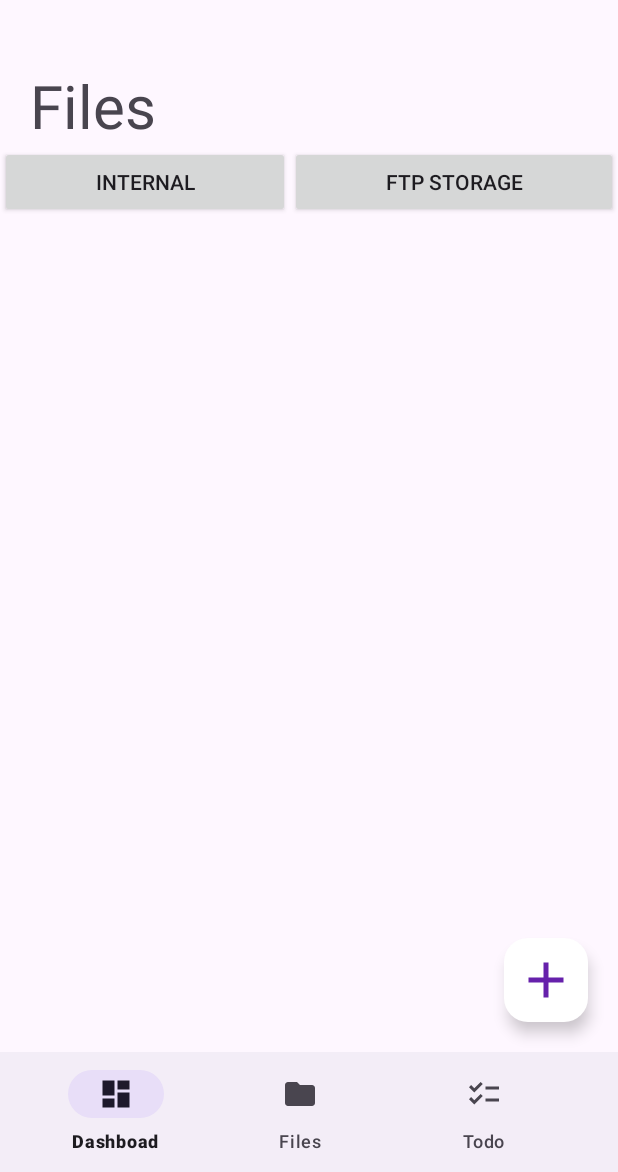
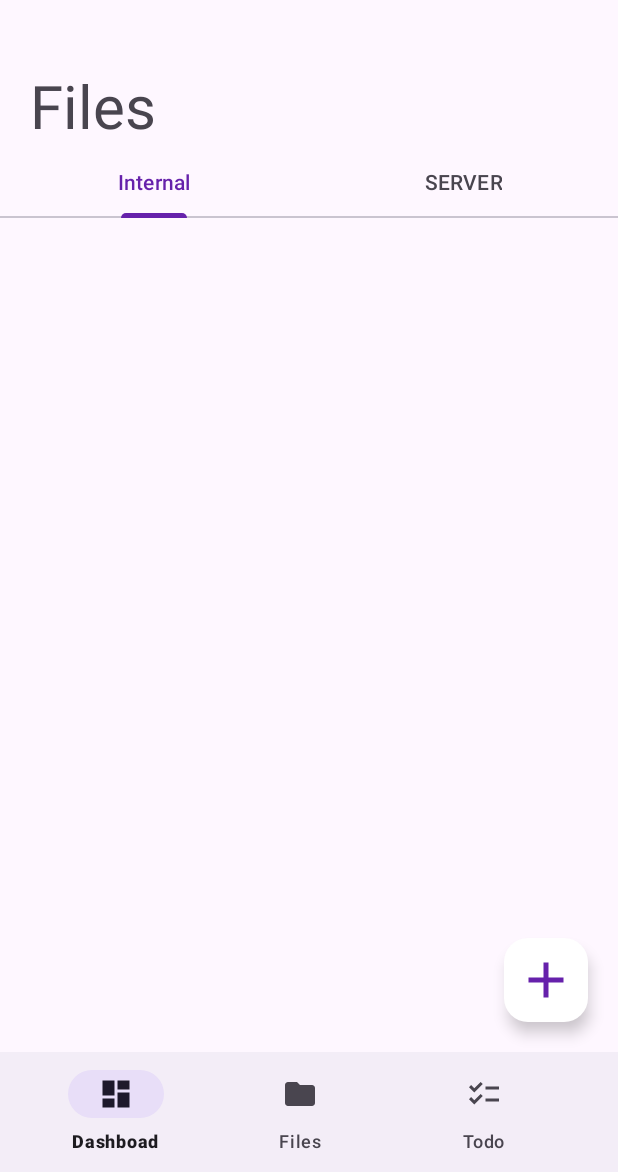
Before and after one commit to WhiteCat2023/File-Manager, an Android app: the fragment Files placed in its activity, on a phone screen of 412 x 824 dp, the part 64-1236 px from its top. Run offline under Robolectric (Android 15) with nearby library versions, the phone set to English and light mode, and no system bars; libraries missing offline, so code that uses them is left out: org.apache.commons.

```diff
--- a/app/src/main/java/com/example/filemanager/Fragments/Files.java
+++ b/app/src/main/java/com/example/filemanager/Fragments/Files.java
@@ -6,13 +6,17 @@ import android.view.LayoutInflater;
 import android.view.View;
 import android.view.ViewGroup;
 import android.widget.ListView;
+import android.widget.TableLayout;
 import android.widget.Toast;
 
 import androidx.appcompat.widget.AppCompatButton;
 import androidx.fragment.app.Fragment;
+import androidx.viewpager2.widget.ViewPager2;
 
 import com.example.filemanager.R;
 import com.example.filemanager.Utils.FileAdapter;
+import com.example.filemanager.Utils.ViewPagerAdapter;
+import com.google.android.material.tabs.TabLayout;
 
 import org.apache.commons.net.ftp.FTPClient;
 
@@ -22,97 +26,88 @@ import java.util.ArrayList;
 
 public class Files extends Fragment {
 
-    private ListView listView;
-    private FileAdapter adapter;
-    private ArrayList<File> fileList = new ArrayList<>();
+    //initializing tablayout and viewpager
+    private TabLayout tabLayout;
+    private ViewPager2 viewPager;
+    private ViewPagerAdapter viewPagerAdapter;
 
-    private AppCompatButton btnInternal, btnExternal;
+//    private ListView listView;
+//    private FileAdapter adapter;
+//    private ArrayList<File> fileList = new ArrayList<>();
+//
+//    private AppCompatButton btnInternal, btnExternal;
 
-    // FTP server credentials
-    private static final String FTP_HOST = "ftp://scarlet2.io";
-    private static final String FTP_USER = "u843230181.skcalamba.scarlet2.io";
-    private static final String FTP_PASS = "WhiteCat@2004";
+//
 
     @Override
     public View onCreateView(LayoutInflater inflater, ViewGroup container, Bundle savedInstanceState) {
         View view = inflater.inflate(R.layout.fragment_files, container, false);
 
-        listView = view.findViewById(R.id.file_list_view);
-        adapter = new FileAdapter(getContext(), fileList);  // Using custom FileAdapter
-        listView.setAdapter(adapter);
+        tabLayout = view.findViewById(R.id.innerNav);
+        viewPager = view.findViewById(R.id.viewPager);
+        viewPagerAdapter = new ViewPagerAdapter(this);
+        viewPager.setAdapter(viewPagerAdapter);
 
-        btnInternal = view.findViewById(R.id.internalBtn);
-        btnExternal = view.findViewById(R.id.externalBtn);
+        tabLayout.addOnTabSelectedListener(new TabLayout.OnTabSelectedListener() {
+            @Override
+            public void onTabSelected(TabLayout.Tab tab) {
+                viewPager.setCurrentItem(tab.getPosition());
+
+            }
+
+            @Override
+            public void onTabUnselected(TabLayout.Tab tab) {
+
+            }
+
+            @Override
+            public void onTabReselected(TabLayout.Tab tab) {
+                viewPager.setVisibility(View.GONE);
+
+            }
+        });
+        viewPager.registerOnPageChangeCallback(new ViewPager2.OnPageChangeCallback() {
+            @Override
+            public void onPageSelected(int position) {
+                super.onPageSelected(position);
+                tabLayout.getTabAt(position).select();
+            }
+        });
+
+//        btnInternal = view.findViewById(R.id.internalBtn);
+//        btnExternal = view.findViewById(R.id.externalBtn);
 
         // Set click listeners for buttons
-        btnInternal.setOnClickListener(View -> {
-            listFilesFromInternalStorage();
-        });
-
-        btnExternal.setOnClickListener(View -> {
-            new FTPListFilesTask().execute();
-        });
+//        btnInternal.setOnClickListener(View -> {
+//            listFilesFromInternalStorage();
+//        });
+//
+//        btnExternal.setOnClickListener(View -> {
+//            new FTPListFilesTask().execute();
+//        });
 
         return view;
     }
 
-    //Internal storage
-    private void listFilesFromInternalStorage() {
-        File internalStorageDir = getContext().getFilesDir();  // Internal storage directory
-        File[] files = internalStorageDir.listFiles();  // List all files in the directory
-
-        if (files != null) {
-            fileList.clear();
-            for (File file : files) {
-                fileList.add(file);  // Add file to the list
-            }
-        } else {
-            Toast.makeText(getContext(), "No files found in internal storage", Toast.LENGTH_SHORT).show();
-        }
-
-        // Notify adapter of data changes
-        if (adapter != null) {
-            adapter.notifyDataSetChanged();
-        }
-    }
-
-    //External storage (FTP)
-    private class FTPListFilesTask extends AsyncTask<Void, Void, Boolean> {
-        @Override
-        protected Boolean doInBackground(Void... voids) {
-            FTPClient ftpClient = new FTPClient();
-
-            try {
-                // Connect to FTP server
-                ftpClient.connect(FTP_HOST);
-                ftpClient.login(FTP_USER, FTP_PASS);
-
-                // Get list of files and directories
-                String[] files = ftpClient.listNames();
-
-                if (files != null) {
-                    fileList.clear();
-                    for (String file : files) {
-                        fileList.add(new File(file));  // Add file/directory names to list
-                    }
-                }
-
-                ftpClient.logout();
-                ftpClient.disconnect();
-                return true;
-            } catch (IOException e) {
-                e.printStackTrace();
-                return false;
-            }
-        }
-
-        @Override
-        protected void onPostExecute(Boolean success) {
-            if (success) {
-                adapter.notifyDataSetChanged();
-            } else {
-                Toast.makeText(getContext(), "Error retrieving files from server", Toast.LENGTH_SHORT).show();
-            }
-        }
-    }
+//    //Internal storage
+//    private void listFilesFromInternalStorage() {
+//        File internalStorageDir = getContext().getFilesDir();  // Internal storage directory
+//        File[] files = internalStorageDir.listFiles();  // List all files in the directory
+//
+//        if (files != null) {
+//            fileList.clear();
+//            for (File file : files) {
+//                fileList.add(file);  // Add file to the list
+//            }
+//        } else {
+//            Toast.makeText(getContext(), "No files found in internal storage", Toast.LENGTH_SHORT).show();
+//        }
+//
+//        // Notify adapter of data changes
+//        if (adapter != null) {
+//            adapter.notifyDataSetChanged();
+//        }
+//    }
+//
+//
 }
--- a/app/src/main/java/com/example/filemanager/Login.java
+++ b/app/src/main/java/com/example/filemanager/Login.java
@@ -66,7 +66,6 @@ public class Login extends AppCompatActivity {
                     try {
                         JSONObject jsonResponse = new JSONObject(response);
                         String status = jsonResponse.getString("status");
-//                        String error = jsonResponse.getString("error");
                         if (status.equals("success")) {
                             Toast.makeText(this, "Login Successfull", Toast.LENGTH_SHORT).show();
                             Intent intent = new Intent(Login.this, MainActivity.class);
--- /dev/null
+++ b/app/src/main/java/com/example/filemanager/Tabs/InternalStorage.java
@@ -0,0 +1,35 @@
+package com.example.filemanager.Tabs;
+
+import android.os.Bundle;
+
+import androidx.fragment.app.Fragment;
+import androidx.recyclerview.widget.GridLayoutManager;
+import androidx.recyclerview.widget.LinearLayoutManager;
+import androidx.recyclerview.widget.RecyclerView;
+
+import android.view.LayoutInflater;
+import android.view.View;
+import android.view.ViewGroup;
+
+import com.example.filemanager.R;
+import com.example.filemanager.Utils.MyAdapter;
+import com.example.filemanager.Utils.RecyclerItem;
+
+import java.util.ArrayList;
+import java.util.List;
+
+public class InternalStorage extends Fragment {
+
+    RecyclerView recyclerView;
+    List<RecyclerItem> recyclerItems;
+    RecyclerItem recyclerItem;
+    MyAdapter adapter;
+
+    @Override
+    public View onCreateView(LayoutInflater inflater, ViewGroup container, Bundle savedInstanceState) {
+
+
+
+        return inflater.inflate(R.layout.fragment_internal_storage, container, false);
+    }
+}
--- /dev/null
+++ b/app/src/main/java/com/example/filemanager/Utils/ViewPagerAdapter.java
@@ -0,0 +1,30 @@
+package com.example.filemanager.Utils;
+
+import androidx.annotation.NonNull;
+import androidx.fragment.app.Fragment;
+import androidx.viewpager2.adapter.FragmentStateAdapter;
+
+import com.example.filemanager.Tabs.InternalStorage;
+import com.example.filemanager.Tabs.ServerStorage;
+
+public class ViewPagerAdapter extends FragmentStateAdapter {
+    public ViewPagerAdapter(@NonNull Fragment fragment) {
+        super(fragment);
+    }
+
+    @NonNull
+    @Override
+    public Fragment createFragment(int position) {
+        switch (position){
+            case 0: return new InternalStorage();
+            case 1: return new ServerStorage();
+            default : return new InternalStorage();
+        }
+    }
+
+    @Override
+    public int getItemCount() {
+        //return two because we are having 2 fragments for the tablayout
+        return 2;
+    }
+}
--- /dev/null
+++ b/app/src/main/res/drawable/ic_file.xml
@@ -0,0 +1,5 @@
+<vector xmlns:android="http://schemas.android.com/apk/res/android" android:autoMirrored="true" android:height="24dp" android:tint="#000000" android:viewportHeight="24" android:viewportWidth="24" android:width="24dp">
+
+    <path android:fillColor="@android:color/white" android:pathData="M20.41,8.41l-4.83,-4.83C15.21,3.21 14.7,3 14.17,3H5C3.9,3 3,3.9 3,5v14c0,1.1 0.9,2 2,2h14c1.1,0 2,-0.9 2,-2V9.83C21,9.3 20.79,8.79 20.41,8.41zM7,7h7v2H7V7zM17,17H7v-2h10V17zM17,13H7v-2h10V13z"/>
+
+</vector>
--- a/app/src/main/res/layout/fragment_files.xml
+++ b/app/src/main/res/layout/fragment_files.xml
@@ -18,29 +18,30 @@
         android:paddingEnd="0dp"
         android:textSize="40sp"
         android:layout_marginTop="56dp"/>
-    <LinearLayout
+
+    <com.google.android.material.tabs.TabLayout
         android:id="@+id/innerNav"
+        android:layout_below="@+id/fileTitle"
         android:layout_width="match_parent"
-        android:layout_height="wrap_content"
-        android:layout_below="@+id/fileTitle">
-        <androidx.appcompat.widget.AppCompatButton
-            android:id="@+id/internalBtn"
+        android:layout_height="wrap_content">
+
+        <com.google.android.material.tabs.TabItem
             android:layout_width="wrap_content"
             android:layout_height="wrap_content"
-            android:layout_weight="1"
             android:text="Internal"/>
-        <androidx.appcompat.widget.AppCompatButton
-            android:id="@+id/externalBtn"
+
+        <com.google.android.material.tabs.TabItem
             android:layout_width="wrap_content"
             android:layout_height="wrap_content"
-            android:layout_weight="1"
-            android:text="FTP Storage"/>
-    </LinearLayout>
-    <ListView
+            android:text="SERVER"/>
+    </com.google.android.material.tabs.TabLayout>
+
+    <androidx.viewpager2.widget.ViewPager2
+        android:id="@+id/viewPager"
         android:layout_below="@+id/innerNav"
-        android:id="@+id/file_list_view"
         android:layout_width="match_parent"
         android:layout_height="match_parent" />
+
 
 <!--    <androidx.recyclerview.widget.RecyclerView-->
 <!--        android:id="@+id/recyclerView"-->
--- a/app/src/main/res/values/strings.xml
+++ b/app/src/main/res/values/strings.xml
@@ -47,4 +47,6 @@
         libero vel nunc consequat, quis tincidunt nisl eleifend. Cras bibendum enim a justo luctus
         vestibulum. Fusce dictum libero quis erat maximus, vitae volutpat diam dignissim.
     </string>
+    <string name="delete">Delete</string>
+    <string name="upload">Upload</string>
 </resources>
```
Also changed, not shown: app/src/main/java/com/example/filemanager/Tabs/ServerStorage.java (added, +103 -0 lines), app/src/main/java/com/example/filemanager/Utils/FileAdapter.java (+0 -8 lines), app/src/main/java/com/example/filemanager/Utils/MyAdapter.java (added, +59 -0 lines), app/src/main/java/com/example/filemanager/Utils/RecyclerItem.java (added, +45 -0 lines), app/src/main/res/layout/file_list_item.xml (+47 -21 lines), app/src/main/res/layout/fragment_internal_storage.xml (added, +12 -0 lines), app/src/main/res/layout/fragment_server_storage.xml (added, +11 -0 lines), app/src/main/res/menu/item_list_utils.xml (added, +9 -0 lines).
